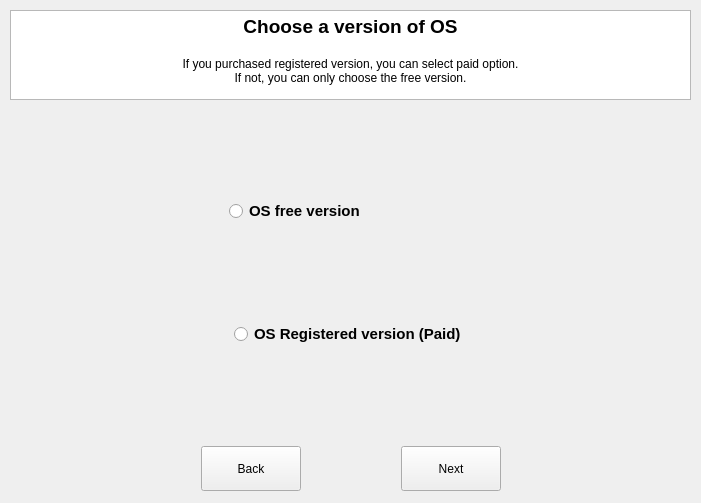
wayne-incorporated/os-distribution-system, file Client/wayneOSforWin/View/widgetselectversion.ui: the form before one commit.
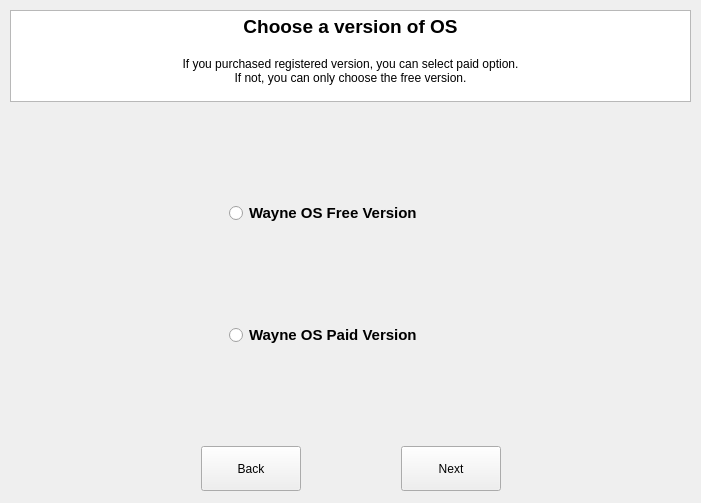
The form after the commit.

Commit message: uiux: Change OS version name

What changed in the file:
```diff
--- a/Client/wayneOSforWin/View/widgetselectversion.ui
+++ b/Client/wayneOSforWin/View/widgetselectversion.ui
@@ -68,12 +68,12 @@
        <string>&lt;!DOCTYPE HTML PUBLIC &quot;-//W3C//DTD HTML 4.0//EN&quot; &quot;http://www.w3.org/TR/REC-html40/strict.dtd&quot;&gt;
 &lt;html&gt;&lt;head&gt;&lt;meta name=&quot;qrichtext&quot; content=&quot;1&quot; /&gt;&lt;style type=&quot;text/css&quot;&gt;
 p, li { white-space: pre-wrap; }
-&lt;/style&gt;&lt;/head&gt;&lt;body style=&quot; font-family:'MS Shell Dlg 2'; font-size:8.25pt; font-weight:400; font-style:normal;&quot;&gt;
-&lt;p align=&quot;center&quot; style=&quot; margin-top:0px; margin-bottom:0px; margin-left:0px; margin-right:0px; -qt-block-indent:0; text-indent:0px;&quot;&gt;&lt;span style=&quot; font-size:14pt; font-weight:600;&quot;&gt;Choose a version of OS&lt;/span&gt;&lt;/p&gt;
-&lt;p align=&quot;center&quot; style=&quot;-qt-paragraph-type:empty; margin-top:0px; margin-bottom:0px; margin-left:0px; margin-right:0px; -qt-block-indent:0; text-indent:0px; font-family:'Gulim'; font-size:12pt; font-weight:600;&quot;&gt;&lt;br /&gt;&lt;/p&gt;
-&lt;p align=&quot;center&quot; style=&quot; margin-top:0px; margin-bottom:0px; margin-left:0px; margin-right:0px; -qt-block-indent:0; text-indent:0px;&quot;&gt;&lt;span style=&quot; font-family:'Gulim'; font-size:9pt;&quot;&gt;If you purchased registered version, you can select paid option.&lt;/span&gt;&lt;/p&gt;
-&lt;p align=&quot;center&quot; style=&quot; margin-top:0px; margin-bottom:0px; margin-left:0px; margin-right:0px; -qt-block-indent:0; text-indent:0px;&quot;&gt;&lt;span style=&quot; font-family:'Gulim'; font-size:9pt;&quot;&gt;If not, you can only choose the free version.&lt;/span&gt;&lt;/p&gt;
-&lt;p align=&quot;center&quot; style=&quot;-qt-paragraph-type:empty; margin-top:0px; margin-bottom:0px; margin-left:0px; margin-right:0px; -qt-block-indent:0; text-indent:0px; font-family:'Gulim'; font-size:9pt;&quot;&gt;&lt;br /&gt;&lt;/p&gt;&lt;/body&gt;&lt;/html&gt;</string>
+&lt;/style&gt;&lt;/head&gt;&lt;body style=&quot; font-family:'Gulim'; font-size:9pt; font-weight:400; font-style:normal;&quot;&gt;
+&lt;p align=&quot;center&quot; style=&quot; margin-top:0px; margin-bottom:0px; margin-left:0px; margin-right:0px; -qt-block-indent:0; text-indent:0px;&quot;&gt;&lt;span style=&quot; font-family:'MS Shell Dlg 2'; font-size:14pt; font-weight:600;&quot;&gt;Choose a version of OS&lt;/span&gt;&lt;/p&gt;
+&lt;p align=&quot;center&quot; style=&quot;-qt-paragraph-type:empty; margin-top:0px; margin-bottom:0px; margin-left:0px; margin-right:0px; -qt-block-indent:0; text-indent:0px; font-size:12pt; font-weight:600;&quot;&gt;&lt;br /&gt;&lt;/p&gt;
+&lt;p align=&quot;center&quot; style=&quot; margin-top:0px; margin-bottom:0px; margin-left:0px; margin-right:0px; -qt-block-indent:0; text-indent:0px;&quot;&gt;If you purchased registered version, you can select paid option.&lt;/p&gt;
+&lt;p align=&quot;center&quot; style=&quot; margin-top:0px; margin-bottom:0px; margin-left:0px; margin-right:0px; -qt-block-indent:0; text-indent:0px;&quot;&gt;If not, you can only choose the free version.&lt;/p&gt;
+&lt;p align=&quot;center&quot; style=&quot;-qt-paragraph-type:empty; margin-top:0px; margin-bottom:0px; margin-left:0px; margin-right:0px; -qt-block-indent:0; text-indent:0px;&quot;&gt;&lt;br /&gt;&lt;/p&gt;&lt;/body&gt;&lt;/html&gt;</string>
       </property>
       <property name="textInteractionFlags">
        <set>Qt::NoTextInteraction</set>
@@ -102,7 +102,7 @@
        </font>
       </property>
       <property name="text">
-       <string>OS free version</string>
+       <string>Wayne OS Free Version</string>
       </property>
      </widget>
     </item>
@@ -114,6 +114,12 @@
         <verstretch>0</verstretch>
        </sizepolicy>
       </property>
+      <property name="minimumSize">
+       <size>
+        <width>242</width>
+        <height>22</height>
+       </size>
+      </property>
       <property name="font">
        <font>
         <pointsize>11</pointsize>
@@ -122,7 +128,7 @@
        </font>
       </property>
       <property name="text">
-       <string>OS Registered version (Paid)</string>
+       <string>Wayne OS Paid Version</string>
       </property>
      </widget>
     </item>
```
The commit also changes 1 other file.
